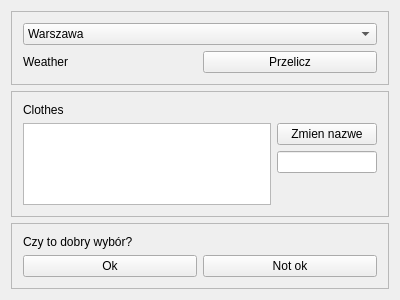
Qt form mainwindow.ui (strza1ka/Ekspertowe) before a commit.
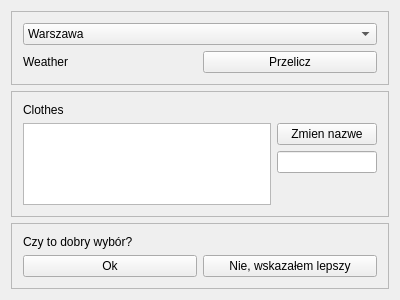
The same form after that commit.

Commit message: uczenie podpięte

The edit to the form file:
```diff
--- a/mainwindow.ui
+++ b/mainwindow.ui
@@ -116,7 +116,7 @@
        <item row="2" column="1">
         <widget class="QPushButton" name="pushButtonNotOk">
          <property name="text">
-          <string>Not ok</string>
+          <string>Nie, wskazałem lepszy</string>
          </property>
         </widget>
        </item>
```
The commit also changes 2 other files.
